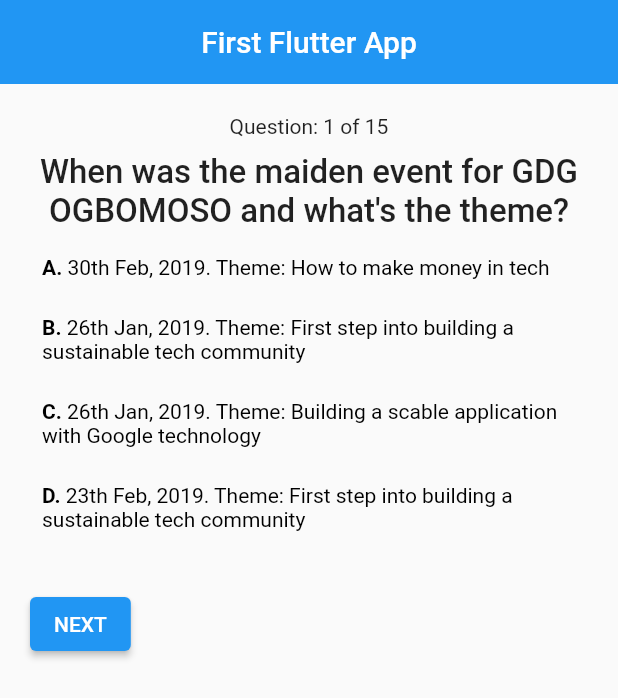
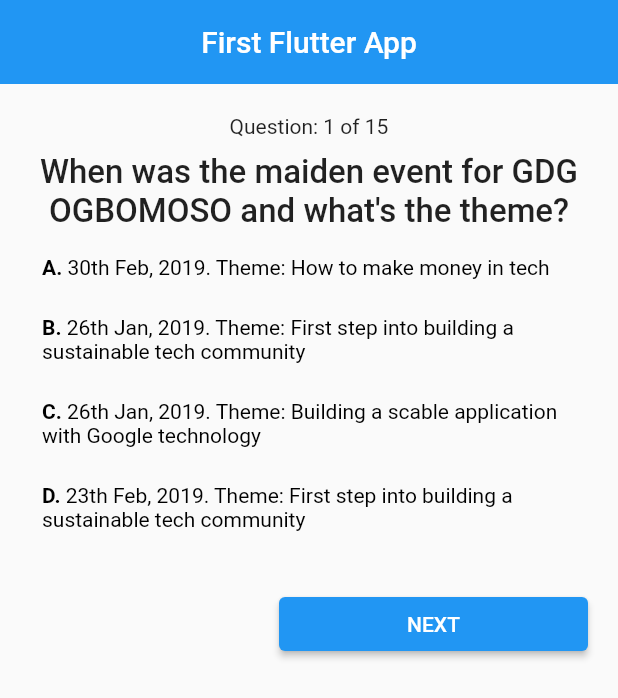
Before and after one commit to techwithsam/flutter_quiz, a Flutter app: the screen it shows after launch, on a phone screen of 412 x 824 dp. Shown: the top 698 px of the screen. Run offline on Flutter 3.47's test engine with Material 2 defaults, Android fonts, the phone set to English and light mode, and no system bars.

Commit message:
update before event

```diff
--- a/lib/model/questions_model.dart
+++ b/lib/model/questions_model.dart
@@ -13,6 +13,7 @@
     questionText:
         'When was the maiden event for GDG OGBOMOSO and what\'s the theme?',
     answers: [
+      {'text': '', 'score': 0},
       {'text': '30th Feb, 2019. Theme: How to make money in tech', 'score': 0},
       {
         'text':
@@ -34,6 +35,7 @@
   QuestionModel(
     questionText: 'What is GDG Ogbomoso Objectives?',
     answers: [
+      {'text': '', 'score': 0},
       {'text': 'How to be relevant in trending technologies', 'score': 0},
       {'text': 'To make money', 'score': 0},
       {
@@ -47,6 +49,7 @@
   QuestionModel(
     questionText: 'Full meaning of GDG',
     answers: [
+      {'text': '', 'score': 0},
       {'text': 'Google Developer Groups', 'score': 10},
       {'text': 'Google Degree Ghost', 'score': 0},
       {'text': 'Group Developer Google', 'score': 0},
@@ -56,6 +59,7 @@
   QuestionModel(
     questionText: 'How many past events as GDG Ogbomoso organized as at today?',
     answers: [
+      {'text': '', 'score': 0},
       {'text': '26 events', 'score': 0},
       {'text': '25 events', 'score': 0},
       {'text': '24 events', 'score': 0},
@@ -66,6 +70,7 @@
     questionText:
         'Which Workshop is GDG Ogbomoso hosting in it\'s Flutter Festival',
     answers: [
+      {'text': '', 'score': 0},
       {'text': 'How to build a quiz application', 'score': 0},
       {'text': 'Building your first flutter App', 'score': 10},
       {'text': 'Building your second flutter app', 'score': 0},
@@ -75,6 +80,7 @@
   QuestionModel(
     questionText: 'GDG Ogbomoso started how many years ago?',
     answers: [
+      {'text': '', 'score': 0},
       {'text': '3years ago.', 'score': 10},
       {'text': '2years ago.', 'score': 0},
       {'text': '1years ago.', 'score': 0},
@@ -84,6 +90,7 @@
   QuestionModel(
     questionText: 'What\'s the leadership team of GDG Ogbomoso refered to.',
     answers: [
+      {'text': '', 'score': 0},
       {'text': 'Facilitators', 'score': 0},
       {'text': 'Organizer\'s', 'score': 10},
       {'text': 'Founders', 'score': 0},
@@ -93,6 +100,7 @@
   QuestionModel(
     questionText: 'Who are the core members of GDG Ogbomoso?',
     answers: [
+      {'text': '', 'score': 0},
       {'text': 'UI students', 'score': 0},
       {'text': 'Ladokite(LAUTECH Students)', 'score': 10},
       {'text': 'Ogbomosho Tech bros', 'score': 0},
@@ -102,6 +110,7 @@
   QuestionModel(
     questionText: 'What\'s the full meaning of LAUTECH.',
     answers: [
+      {'text': '', 'score': 0},
       {'text': 'Laolu Akintola University Of Technology.', 'score': 0},
       {'text': 'Ladoja Akintade University Of Technology.', 'score': 0},
       {'text': 'Ladoke Akintola University Of Technology.', 'score': 10},
@@ -111,6 +120,7 @@
   QuestionModel(
     questionText: 'List the first two GDG Ogbomoso event theme ',
     answers: [
+      {'text': '', 'score': 0},
       {
         'text': '''
 i. Cloud Study Jam 2019.
@@ -134,6 +144,7 @@
   QuestionModel(
     questionText: 'Who created Flutter?',
     answers: [
+      {'text': '', 'score': 0},
       {'text': 'Facebook', 'score': 0},
       {'text': 'Adobe', 'score': 0},
       {'text': 'Google', 'score': 10},
@@ -143,6 +154,7 @@
   QuestionModel(
     questionText: 'What is Flutter?',
     answers: [
+      {'text': '', 'score': 0},
       {'text': 'Android Development Kit', 'score': 0},
       {'text': 'IOS Development Kit', 'score': 0},
       {'text': 'Web Development Kit', 'score': 0},
@@ -156,6 +168,7 @@
   QuestionModel(
     questionText: 'Which programing language is used by Flutter',
     answers: [
+      {'text': '', 'score': 0},
       {'text': 'Ruby', 'score': 0},
       {'text': 'Dart', 'score': 10},
       {'text': 'C++', 'score': 0},
@@ -165,6 +178,7 @@
   QuestionModel(
     questionText: 'Who created Dart programing language?',
     answers: [
+      {'text': '', 'score': 0},
       {'text': 'Lars Bak and Kasper Lund', 'score': 10},
       {'text': 'Brendan Eich', 'score': 0},
       {'text': 'Bjarne Stroustrup', 'score': 0},
@@ -174,6 +188,7 @@
   QuestionModel(
     questionText: 'Is Flutter for Web and Desktop available in stable version?',
     answers: [
+      {'text': '', 'score': 0},
       {'text': 'Yes', 'score': 0},
       {'text': 'No', 'score': 10},
     ],
--- a/lib/quiz.dart
+++ b/lib/quiz.dart
@@ -20,11 +20,19 @@
   List<String> options = ['', 'A', 'B', 'C', 'D', 'E', 'F'];
   int _selected = 0;
 
-  @override
-  void initState() {
-    questions[widget.questionIndex].answers.insert(0, {'text': '', 'score': 0});
-    super.initState();
-  }
+  // @override
+  // void initState() {
+  // var olddata = questions[widget.questionIndex].answers;
+  // var newdata = [
+  //   {'text': '', 'score': 0},
+  //   {'text': 'saksa', 'score': 0}
+  // ];
+  // for (int i = 0; i < olddata.length; i++) {
+  //   return newdata.add(olddata[i]);
+  // }
+  // questions[widget.questionIndex].answers.insert(0, {'text': '', 'score': 0});
+  //   super.initState();
+  // }
 
   @override
   Widget build(BuildContext context) {
@@ -35,13 +43,6 @@
         children: [
           Center(child: Text('Question: $addup of ${questions.length}')),
           Question(questions[widget.questionIndex].questionText),
-          // ...(questions[questionIndex].answers).map((answer) {
-          //   return Answer(
-          //     () => answerQuestion(answer['score']),
-          //     answer['text'].toString(),
-          //   );
-          // }).toList(),
-          // const SizedBox(height: 20),
           for (var i = 0;
               i < questions[widget.questionIndex].answers.length;
               i++)
@@ -84,13 +85,38 @@
               ),
             ),
           const SizedBox(height: 20),
-          ElevatedButton(
-            onPressed: () => widget.answerQuestion(
-                questions[widget.questionIndex].answers[_selected]['score']),
-            child: const Text('NEXT'),
+          Row(
+            mainAxisAlignment: MainAxisAlignment.end,
+            children: [
+              SizedBox(
+                width: MediaQuery.of(context).size.width / 2,
+                child: ElevatedButton(
+                  onPressed: () {
+                    if (_selected == 0) {
+                      snackBar('Error: No answer selected');
+                    } else {
+                      setState(() {
+                        _selected == 0;
+                      });
+                      widget.answerQuestion(questions[widget.questionIndex]
+                          .answers[_selected]['score']);
+                      debugPrint('$_selected after clicking');
+                    }
+                  },
+                  child: const Text('NEXT'),
+                ),
+              ),
+            ],
           ),
         ],
       ),
     );
   }
+
+  snackBar(String msg) {
+    ScaffoldMessenger.of(context).showSnackBar(SnackBar(
+      padding: const EdgeInsets.symmetric(vertical: 10, horizontal: 15),
+      content: Text(msg, style: Theme.of(context).primaryTextTheme.subtitle2),
+    ));
+  }
 }
```
Also changed, not shown: lib/result.dart (+8 -5 lines).
